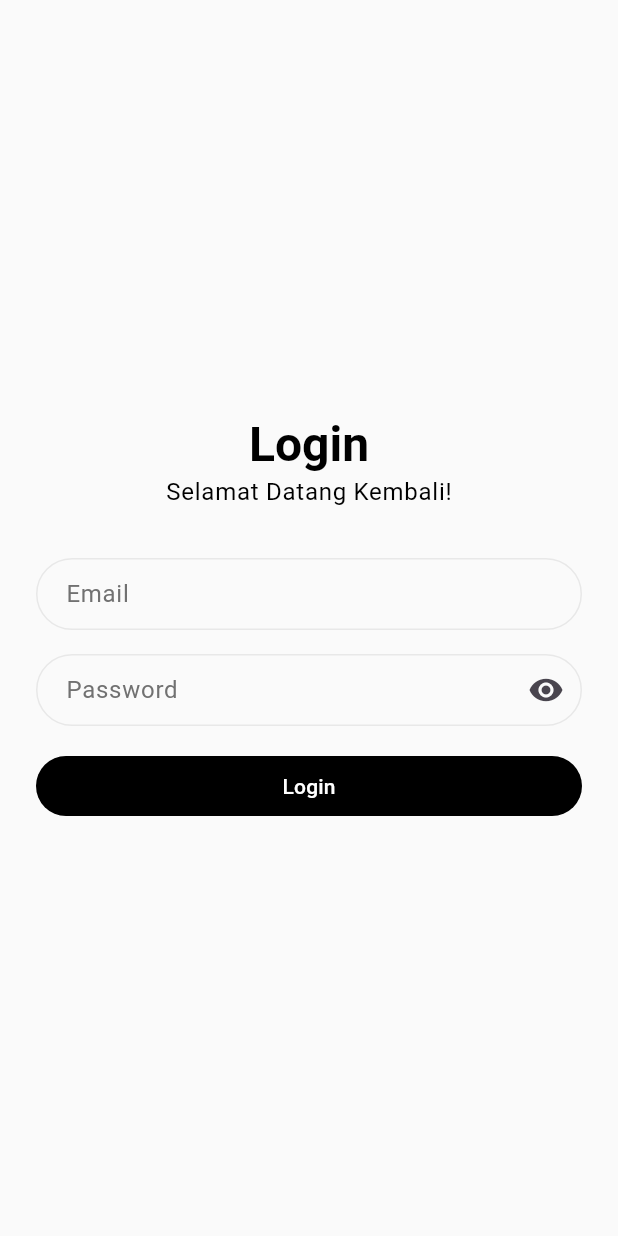
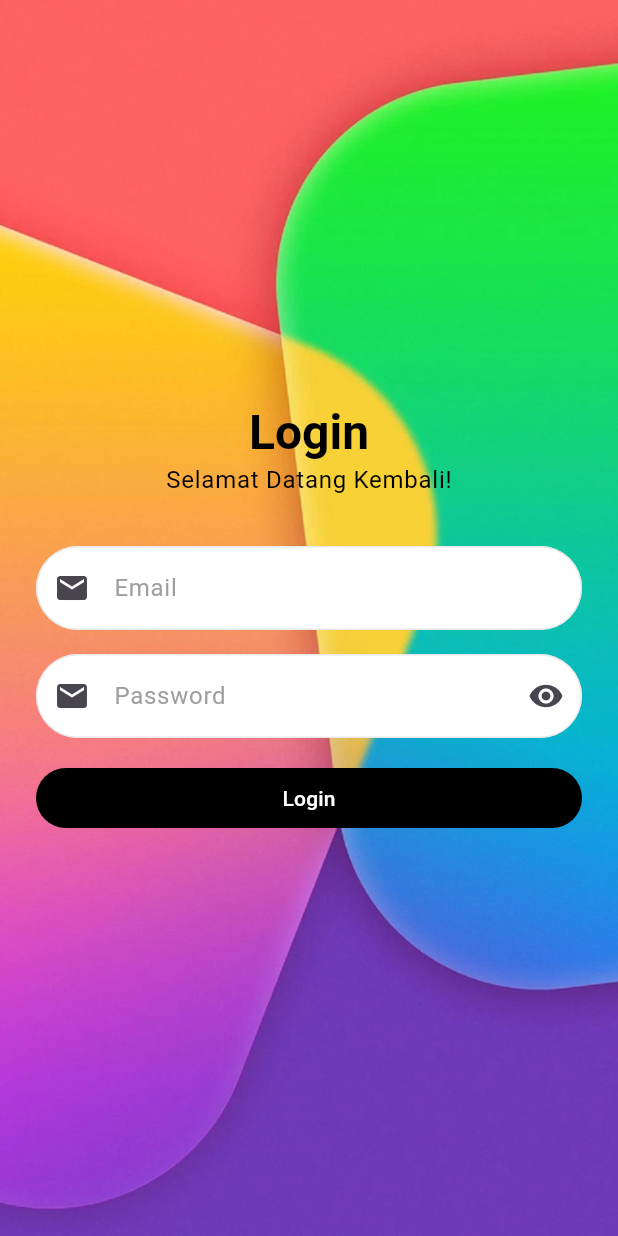
Before and after one commit to nurfirman/tugas_firman, a Flutter app: the screen it shows after launch, on a phone screen of 412 x 824 dp. Run offline on Flutter 3.47's test engine with Material 3 defaults, Android fonts, the light colour scheme and no system bars; our stand-ins replace dio, drift, equatable, flutter_bloc, get_it, hive and 2 more; accounts and stored records are empty; generated files the repository leaves out were written again.

Commit message:
tambah ganti background login

```diff
--- a/lib/pages/absensi_form_page.dart
+++ b/lib/pages/absensi_form_page.dart
@@ -166,6 +166,8 @@ Future<void> _requestPermission() async {
                   },
                 ),
               ),
+              FittedBox(
+              fit: BoxFit.contain,)
 //               MobileScanner(
 //   onDetect: (result) {
 //     print(result.barcodes.first.rawValue);
--- a/lib/pages/login_page.dart
+++ b/lib/pages/login_page.dart
@@ -63,7 +63,15 @@ class _LoginPageState extends State<LoginPage> {
         ),
       ],
       child: Scaffold(
-        body: Padding(
+        body:
+        Container(
+          decoration: BoxDecoration(
+          image: DecorationImage(
+            image: AssetImage("assets/bacground_page1.png"),
+            fit: BoxFit.cover,
+          ),
+          ),
+          child: Padding(
             padding: const EdgeInsets.all(24),
             child: Column(
                           mainAxisAlignment: MainAxisAlignment.center,
@@ -87,6 +95,12 @@ class _LoginPageState extends State<LoginPage> {
                   controller: emailController,
                   keyboardType: TextInputType.emailAddress,
                   decoration: const InputDecoration(
+                    filled: true,
+                    fillColor: Colors.white,
+                    prefixIcon: Icon(Icons.email),
+                    hintStyle: TextStyle(color: Colors.grey),
+                    contentPadding: EdgeInsets.symmetric(horizontal: 16, vertical: 16),
+                  border: OutlineInputBorder(),
                     hintText: "Email",
                   ),
                 ),
@@ -96,6 +110,12 @@ class _LoginPageState extends State<LoginPage> {
                   keyboardType: TextInputType.text,
                   obscureText: showPassword,
                   decoration: InputDecoration(
+                    filled: true,
+                    fillColor: Colors.white,
+                    prefixIcon: Icon(Icons.email),
+                    hintStyle: TextStyle(color: Colors.grey),
+                    contentPadding: EdgeInsets.symmetric(horizontal: 16, vertical: 16),
+                  border: OutlineInputBorder(),
                     hintText: "Password",
                     suffixIcon: IconButton(
                       onPressed: () => setState(() => showPassword = !showPassword),
@@ -127,6 +147,7 @@ class _LoginPageState extends State<LoginPage> {
             ),
           ),
         ),
+      ),
     );
   }
 }
--- a/lib/pages/profile_page.dart
+++ b/lib/pages/profile_page.dart
@@ -5,7 +5,6 @@ import 'package:tugas_firman/bloc/auth/auth_state.dart';
 import 'package:tugas_firman/bloc/routes.dart';
 import 'package:tugas_firman/bloc/theme_cubit.dart';
 import 'package:tugas_firman/gps/get_location.dart';
-import 'package:tugas_firman/gps/listen_location.dart';
 import 'package:tugas_firman/gps/permission_status.dart';
 import 'package:tugas_firman/gps/service_enabled.dart';
 
@@ -99,12 +98,10 @@ class _ProfilePageState extends State<ProfilePage> {
                   ),
                 ),
               ),
-                            PermissionStatusWidget(),
               Divider(height: 32),
+              PermissionStatusWidget(),
               ServiceEnabledWidget(),
-              Divider(height: 32),
               GetLocationWidget(),
-              Divider(height: 32),
               Spacer(),
               SizedBox(
                 width: double.infinity,
--- a/lib/theme/light_theme.dart
+++ b/lib/theme/light_theme.dart
@@ -2,6 +2,7 @@ import 'package:flutter/material.dart';
 import 'package:tugas_firman/bloc/colors.dart';
 
 ThemeData lightTheme(context) => ThemeData(
+
   colorScheme: ColorScheme.fromSeed(
     primary: AppColor.primaryLight,
     seedColor: Colors.deepPurple,
@@ -33,6 +34,7 @@ ThemeData lightTheme(context) => ThemeData(
     shape: Border(
       bottom: BorderSide(color: AppColor.dividerLight, width: 0.5)
     ),
+
   ),
   bottomNavigationBarTheme: Theme.of(context).bottomNavigationBarTheme.copyWith(
     type: BottomNavigationBarType.fixed,
@@ -206,4 +208,5 @@ ThemeData lightTheme(context) => ThemeData(
     clipBehavior: Clip.antiAliasWithSaveLayer,
     backgroundColor: AppColor.backgroundCardLight,
   )
+
 );
--- a/pubspec.yaml
+++ b/pubspec.yaml
@@ -75,9 +75,8 @@ flutter:
   uses-material-design: true
 
   # To add assets to your application, add an assets section, like this:
-  # assets:
-  #   - images/a_dot_burr.jpeg
-  #   - images/a_dot_ham.jpeg
+  assets:
+  - assets/
 
   # An image asset can refer to one or more resolution-specific "variants", see
   # https://flutter.dev/to/resolution-aware-images
```
Also changed, not shown: lib/pages/absensi_page.dart (+34 -54 lines), lib/pages/splash_screen.dart (+13 -5 lines), assets/bacground_page1.png (added), assets/ic_launcher.png (added), 1 other file. Lines whose indentation alone changed are shown as unchanged.
